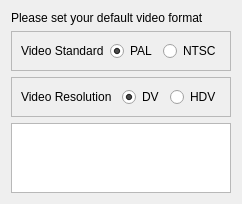
Above: src/widgets/wizardstandard_ui.ui from KDE/kdenlive before the change. Below: the same form after it.
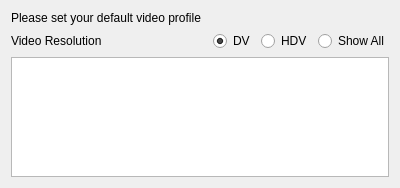
That is the form after the change.

Commit message: Improve profile selection in First run wizard Start implementing project folder

```diff
--- a/src/widgets/wizardstandard_ui.ui
+++ b/src/widgets/wizardstandard_ui.ui
@@ -5,120 +5,66 @@
    <rect>
     <x>0</x>
     <y>0</y>
-    <width>233</width>
-    <height>180</height>
+    <width>400</width>
+    <height>188</height>
    </rect>
   </property>
-  <layout class="QGridLayout" name="gridLayout_3" >
-   <item row="0" column="0" >
+  <layout class="QGridLayout" name="gridLayout_2" >
+   <item row="0" column="0" colspan="6" >
     <widget class="QLabel" name="label_3" >
      <property name="text" >
-      <string>Please set your default video format</string>
+      <string>Please set your default video profile</string>
      </property>
     </widget>
    </item>
    <item row="1" column="0" >
-    <widget class="QFrame" name="frame" >
-     <property name="frameShape" >
-      <enum>QFrame::StyledPanel</enum>
+    <widget class="QLabel" name="label_2" >
+     <property name="text" >
+      <string>Video Resolution</string>
      </property>
-     <property name="frameShadow" >
-      <enum>QFrame::Raised</enum>
+    </widget>
+   </item>
+   <item row="1" column="1" >
+    <spacer name="horizontalSpacer_2" >
+     <property name="orientation" >
+      <enum>Qt::Horizontal</enum>
      </property>
-     <layout class="QGridLayout" name="gridLayout" >
-      <item row="0" column="0" >
-       <widget class="QLabel" name="label" >
-        <property name="text" >
-         <string>Video Standard</string>
-        </property>
-       </widget>
-      </item>
-      <item row="0" column="2" >
-       <widget class="QRadioButton" name="button_pal" >
-        <property name="text" >
-         <string>PAL</string>
-        </property>
-        <property name="checked" >
-         <bool>true</bool>
-        </property>
-       </widget>
-      </item>
-      <item row="0" column="3" >
-       <widget class="QRadioButton" name="button_ntsc" >
-        <property name="text" >
-         <string>NTSC</string>
-        </property>
-       </widget>
-      </item>
-      <item row="0" column="1" >
-       <spacer name="horizontalSpacer" >
-        <property name="orientation" >
-         <enum>Qt::Horizontal</enum>
-        </property>
-        <property name="sizeHint" stdset="0" >
-         <size>
-          <width>9</width>
-          <height>20</height>
-         </size>
-        </property>
-       </spacer>
-      </item>
-     </layout>
+     <property name="sizeHint" stdset="0" >
+      <size>
+       <width>1</width>
+       <height>20</height>
+      </size>
+     </property>
+    </spacer>
+   </item>
+   <item row="1" column="2" colspan="2" >
+    <widget class="QRadioButton" name="button_dv" >
+     <property name="text" >
+      <string>DV</string>
+     </property>
+     <property name="checked" >
+      <bool>true</bool>
+     </property>
     </widget>
    </item>
-   <item row="2" column="0" >
-    <widget class="QFrame" name="frame_2" >
-     <property name="frameShape" >
-      <enum>QFrame::StyledPanel</enum>
+   <item row="1" column="4" >
+    <widget class="QRadioButton" name="button_hdv" >
+     <property name="text" >
+      <string>HDV</string>
      </property>
-     <property name="frameShadow" >
-      <enum>QFrame::Raised</enum>
+    </widget>
+   </item>
+   <item row="1" column="5" >
+    <widget class="QRadioButton" name="button_all" >
+     <property name="text" >
+      <string>Show All</string>
      </property>
-     <layout class="QGridLayout" name="gridLayout_2" >
-      <item row="0" column="2" >
-       <widget class="QRadioButton" name="button_dv" >
-        <property name="text" >
-         <string>DV</string>
-        </property>
-        <property name="checked" >
-         <bool>true</bool>
-        </property>
-       </widget>
-      </item>
-      <item row="0" column="0" >
-       <widget class="QLabel" name="label_2" >
-        <property name="text" >
-         <string>Video Resolution</string>
-        </property>
-       </widget>
-      </item>
-      <item row="0" column="3" >
-       <widget class="QRadioButton" name="button_hdv" >
-        <property name="text" >
-         <string>HDV</string>
-        </property>
-       </widget>
-      </item>
-      <item row="0" column="1" >
-       <spacer name="horizontalSpacer_2" >
-        <property name="orientation" >
-         <enum>Qt::Horizontal</enum>
-        </property>
-        <property name="sizeHint" stdset="0" >
-         <size>
-          <width>1</width>
-          <height>20</height>
-         </size>
-        </property>
-       </spacer>
-      </item>
-     </layout>
     </widget>
    </item>
-   <item row="3" column="0" >
+   <item row="2" column="0" colspan="6" >
     <widget class="QListWidget" name="profiles_list" >
      <property name="sizePolicy" >
-      <sizepolicy vsizetype="Preferred" hsizetype="Expanding" >
+      <sizepolicy vsizetype="Expanding" hsizetype="Expanding" >
        <horstretch>0</horstretch>
        <verstretch>0</verstretch>
       </sizepolicy>
@@ -128,19 +74,6 @@
      </property>
     </widget>
    </item>
-   <item row="4" column="0" >
-    <spacer name="verticalSpacer" >
-     <property name="orientation" >
-      <enum>Qt::Vertical</enum>
-     </property>
-     <property name="sizeHint" stdset="0" >
-      <size>
-       <width>20</width>
-       <height>0</height>
-      </size>
-     </property>
-    </spacer>
-   </item>
   </layout>
  </widget>
  <resources/>
```
The commit also changes 16 other files.
